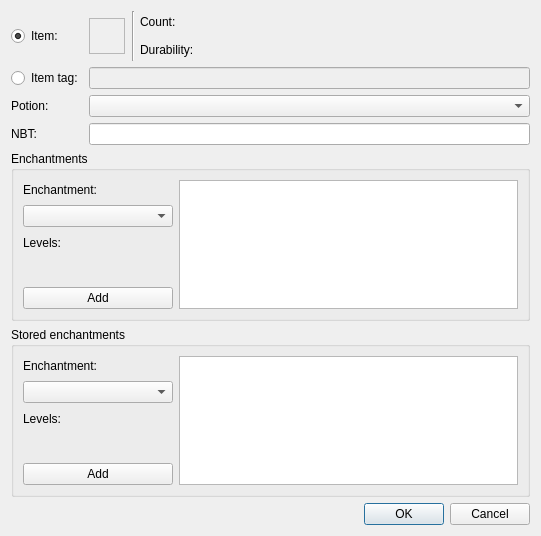
Old version of the form itemconditiondialog.ui in the repository IoeCmcomc/MCDatapacker.
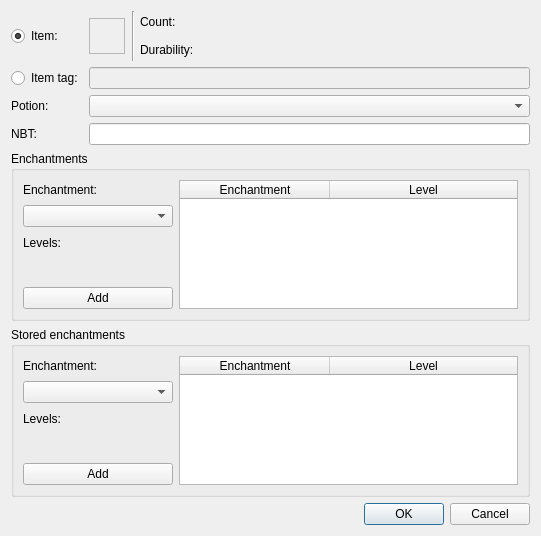
New version of the form. Custom widgets are drawn as their Qt base class.

```diff
--- a/itemconditiondialog.ui
+++ b/itemconditiondialog.ui
@@ -111,22 +111,6 @@
         </property>
        </widget>
       </item>
-      <item row="0" column="1" rowspan="5">
-       <widget class="QTableView" name="stored_listView">
-        <property name="alternatingRowColors">
-         <bool>true</bool>
-        </property>
-        <property name="selectionMode">
-         <enum>QAbstractItemView::SingleSelection</enum>
-        </property>
-        <property name="horizontalScrollMode">
-         <enum>QAbstractItemView::ScrollPerPixel</enum>
-        </property>
-        <attribute name="horizontalHeaderStretchLastSection">
-         <bool>true</bool>
-        </attribute>
-       </widget>
-      </item>
       <item row="1" column="0">
        <widget class="QComboBox" name="stored_combo"/>
       </item>
@@ -160,6 +144,38 @@
         </property>
        </widget>
       </item>
+      <item row="0" column="1" rowspan="5">
+       <widget class="QTableWidget" name="stored_table">
+        <property name="toolTip">
+         <string>Right click a row to delete it.</string>
+        </property>
+        <property name="alternatingRowColors">
+         <bool>true</bool>
+        </property>
+        <property name="selectionMode">
+         <enum>QAbstractItemView::SingleSelection</enum>
+        </property>
+        <property name="horizontalScrollMode">
+         <enum>QAbstractItemView::ScrollPerPixel</enum>
+        </property>
+        <attribute name="horizontalHeaderDefaultSectionSize">
+         <number>150</number>
+        </attribute>
+        <attribute name="horizontalHeaderStretchLastSection">
+         <bool>true</bool>
+        </attribute>
+        <column>
+         <property name="text">
+          <string>Enchantment</string>
+         </property>
+        </column>
+        <column>
+         <property name="text">
+          <string>Level</string>
+         </property>
+        </column>
+       </widget>
+      </item>
      </layout>
     </widget>
    </item>
@@ -176,22 +192,6 @@
         </property>
        </widget>
       </item>
-      <item row="0" column="1" rowspan="5">
-       <widget class="QTableView" name="enchant_listView">
-        <property name="alternatingRowColors">
-         <bool>true</bool>
-        </property>
-        <property name="selectionMode">
-         <enum>QAbstractItemView::SingleSelection</enum>
-        </property>
-        <property name="horizontalScrollMode">
-         <enum>QAbstractItemView::ScrollPerPixel</enum>
-        </property>
-        <attribute name="horizontalHeaderStretchLastSection">
-         <bool>true</bool>
-        </attribute>
-       </widget>
-      </item>
       <item row="1" column="0">
        <widget class="QComboBox" name="enchant_combo"/>
       </item>
@@ -225,6 +225,38 @@
         </property>
        </widget>
       </item>
+      <item row="0" column="1" rowspan="5">
+       <widget class="QTableWidget" name="enchant_table">
+        <property name="toolTip">
+         <string>Right click a row to delete it.</string>
+        </property>
+        <property name="alternatingRowColors">
+         <bool>true</bool>
+        </property>
+        <property name="selectionMode">
+         <enum>QAbstractItemView::SingleSelection</enum>
+        </property>
+        <property name="horizontalScrollMode">
+         <enum>QAbstractItemView::ScrollPerPixel</enum>
+        </property>
+        <attribute name="horizontalHeaderDefaultSectionSize">
+         <number>150</number>
+        </attribute>
+        <attribute name="horizontalHeaderStretchLastSection">
+         <bool>true</bool>
+        </attribute>
+        <column>
+         <property name="text">
+          <string>Enchantment</string>
+         </property>
+        </column>
+        <column>
+         <property name="text">
+          <string>Level</string>
+         </property>
+        </column>
+       </widget>
+      </item>
      </layout>
     </widget>
    </item>
```
